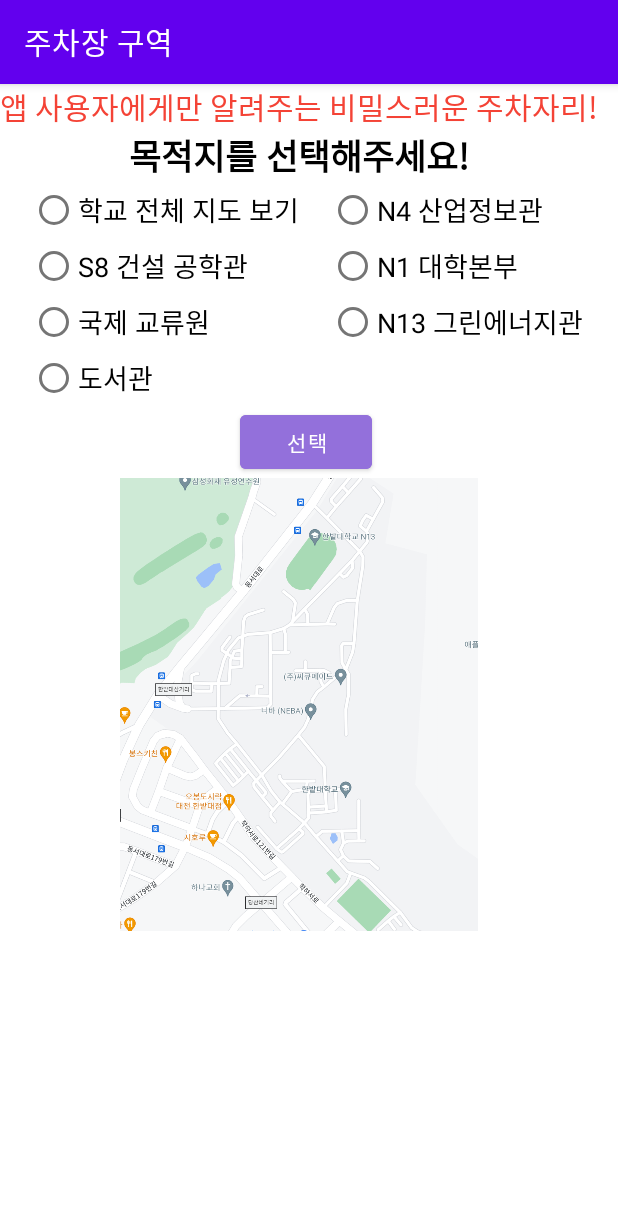
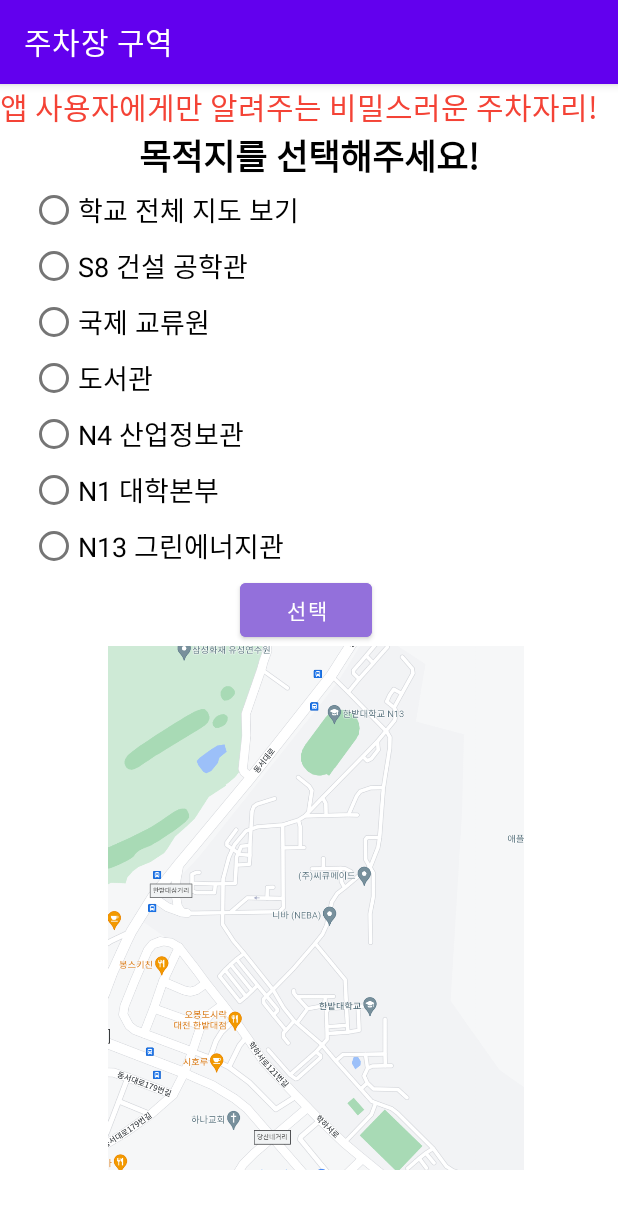
Before and after one commit to limjiihyun/TrafficSystem, an Android app: the ParkingBehind screen opened directly, with no data from a screen before it, on a phone screen of 412 x 824 dp. Shown: the top 1209 px of the screen. Run offline under Robolectric (Android 15) with nearby library versions, the phone set to English and light mode, and no system bars.

Commit message:
한밭대 교통관리 시스템 입니다.

```diff
--- a/app/src/main/res/layout/activity_detail.xml
+++ b/app/src/main/res/layout/activity_detail.xml
@@ -108,6 +108,8 @@
             android:background="#eeeeee"
             android:layout_weight="1"
             android:textColorHint="@color/black"
+            android:textColor="#ffFF6000"
+            android:textCursorDrawable="@null"
             android:hint="댓글 내용을 입력하세요"/>
 
         <Button
--- a/app/src/main/res/layout/activity_login.xml
+++ b/app/src/main/res/layout/activity_login.xml
@@ -29,6 +29,8 @@
         android:hint="아이디를 입력하세요."
         android:textColorHint="@color/black"
         android:inputType="textPersonName"
+        android:textColor="#ffFF6000"
+        android:textCursorDrawable="@null"
         android:text=""
         app:layout_constraintBottom_toTopOf="@+id/passwd_et"
         app:layout_constraintEnd_toEndOf="parent"
@@ -43,6 +45,8 @@
         android:ems="10"
         android:hint="비밀번호를 입력하세요."
         android:inputType="textPassword"
+        android:textColor="#ffFF6000"
+        android:textCursorDrawable="@null"
         android:textColorHint="@color/black"
         app:layout_constraintBottom_toTopOf="@+id/login_button"
         app:layout_constraintEnd_toEndOf="parent"
--- a/app/src/main/res/layout/parkingbehind.xml
+++ b/app/src/main/res/layout/parkingbehind.xml
@@ -80,15 +80,7 @@
                 android:text="도서관"
                 android:textColor="@color/black"
                 android:textSize="18dp" />
-        </RadioGroup>
 
-        <RadioGroup
-            android:id="@+id/radiogroup2"
-            android:layout_width="wrap_content"
-            android:layout_height="match_parent"
-            android:orientation="vertical">
-
-            <!-- id값 지정/라디오 그룹 안에 라디오 버튼 설정 -->
             <RadioButton
                 android:id="@+id/rbtn5"
                 android:layout_width="match_parent"
@@ -98,7 +90,6 @@
                 android:textColor="@color/black"
                 android:textSize="18dp" />
 
-            <!-- id값 지정/라디오 그룹 안에 라디오 버튼 설정 -->
             <RadioButton
                 android:id="@+id/rbtn6"
                 android:layout_width="match_parent"
@@ -108,8 +99,6 @@
                 android:textColor="@color/black"
                 android:textSize="18dp" />
 
-            <!-- id값 지정/라디오 그룹 안에 라디오 버튼 설정 -->
-
             <RadioButton
                 android:id="@+id/rbtn7"
                 android:layout_width="match_parent"
@@ -118,7 +107,6 @@
                 android:text="N13 그린에너지관"
                 android:textColor="@color/black"
                 android:textSize="18dp" />
-
         </RadioGroup>
 
     </LinearLayout>
@@ -138,8 +126,8 @@
 
     <ImageView
         android:id="@+id/imageView1"
-        android:layout_width="match_parent"
-        android:layout_height="302dp"
+        android:layout_width="421dp"
+        android:layout_height="349dp"
         android:src="@drawable/schoolfull" />
 
 
```
Also changed, not shown: app/src/main/java/kr/co/company/trafficsafe/ParkingBehind.java (+12 -2 lines), 5 other files.
